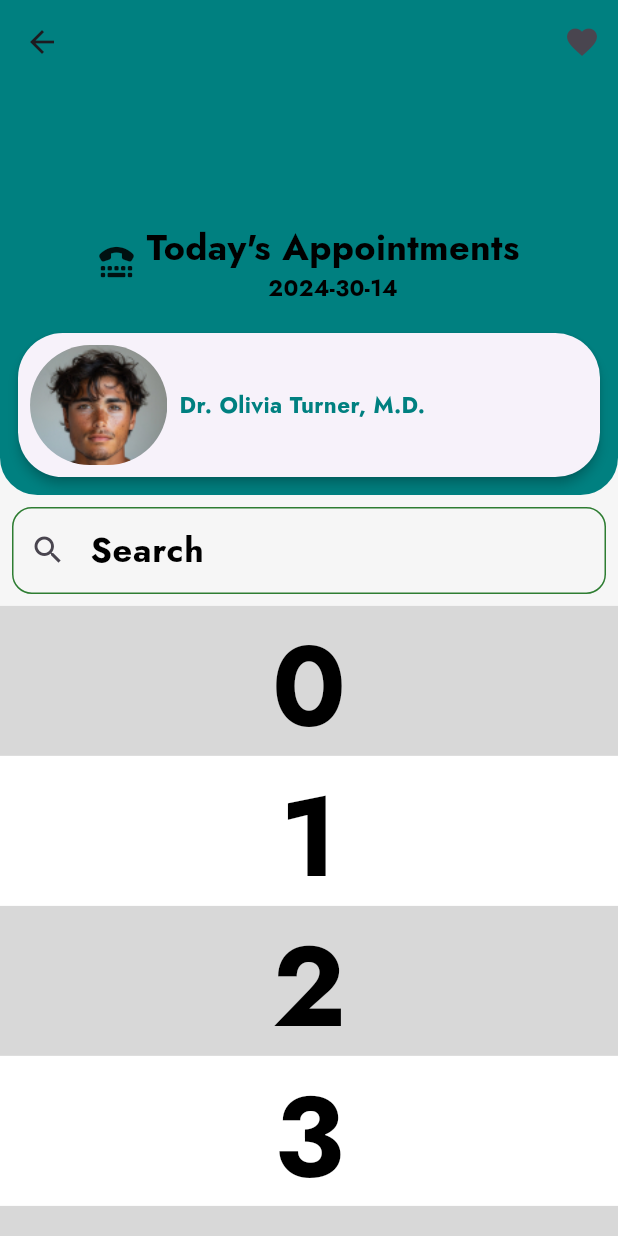
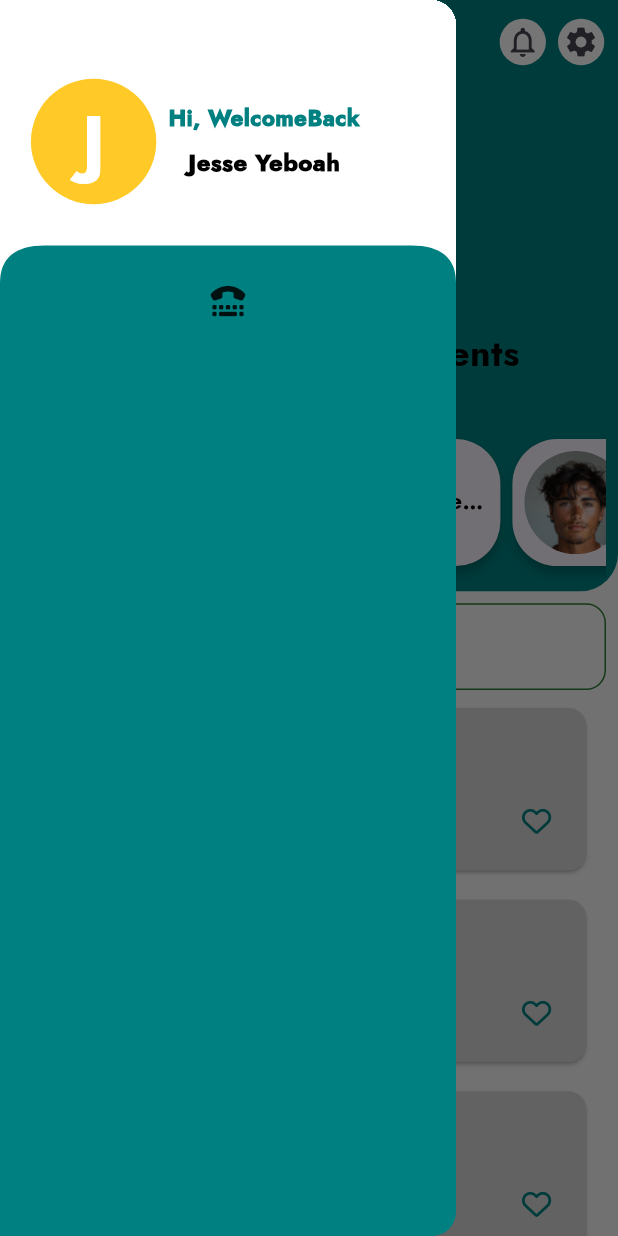
Before and after one commit to FRANK732/Health_Client_Mobile, a Flutter app: the PatientDashBoard screen opened by its route, with the side drawer open (before the commit the screen has no drawer), on a phone screen of 412 x 824 dp. Run offline on Flutter 3.47's test engine with Material 3 defaults, Android fonts, the light colour scheme and no system bars; our stand-ins replace bloc, cached_network_image, dartz, equatable, flutter_bloc, flutter_screenutil and 6 more.

Commit message:
Patient Drawer

```diff
--- a/lib/core/constant/TImages.dart
+++ b/lib/core/constant/TImages.dart
@@ -15,4 +15,10 @@ class TImages {
 
   //Dummy profile
   static String profile = "$imgBase/profile.jpg";
+
+  //Dr Female
+  static String drFemale = "$imgBase/DrF.png";
+
+  //Dr Male
+  static String drMale = "$imgBase/DrM.png";
 }
--- a/lib/src/UI/PatientUI/MainScreen/Presentation/patient_main_screen.dart
+++ b/lib/src/UI/PatientUI/MainScreen/Presentation/patient_main_screen.dart
@@ -2,6 +2,7 @@
 
 import 'package:flutter/material.dart';
 import 'package:health_moble_client/src/UI/PatientUI/Widgets/custom_sliver_appbar.dart';
+import 'package:health_moble_client/src/widget/patient_drawer.dart';
 
 class PatientDashBoard extends StatefulWidget {
   const PatientDashBoard({super.key});
@@ -15,6 +16,7 @@ class _PatientDashBoardState extends State<PatientDashBoard> {
   Widget build(BuildContext context) {
     return SafeArea(
         child: Scaffold(
+      drawer: PatientDrawer(),
       body: TSilvarAppBar(),
     ));
   }
--- a/lib/src/UI/PatientUI/Widgets/appointment_card.dart
+++ b/lib/src/UI/PatientUI/Widgets/appointment_card.dart
@@ -1,48 +1,75 @@
 // ignore_for_file: prefer_const_constructors, prefer_const_literals_to_create_immutables
 
 import 'package:flutter/material.dart';
-import 'package:flutter/widgets.dart';
 import 'package:flutter_screenutil/flutter_screenutil.dart';
+import 'package:font_awesome_flutter/font_awesome_flutter.dart';
+import 'package:get/get.dart';
 import 'package:health_moble_client/core/app_export.dart';
 import 'package:health_moble_client/core/constant/TColors.dart';
 import 'package:health_moble_client/core/constant/TImages.dart';
 import 'package:health_moble_client/core/constant/TSizes.dart';
-import 'package:health_moble_client/src/widget/custom_Image_View.dart';
+import 'package:health_moble_client/src/widget/custom_image_view.dart';
 
 class AppointmentCard extends StatelessWidget {
   const AppointmentCard({super.key});
 
   @override
   Widget build(BuildContext context) {
-    return Card(
+    return SizedBox(
+      width: Get.width * 0.8,
+      child: Card(
         elevation: 3,
         shape: RoundedRectangleBorder(
-          borderRadius: TBorderRadiusStyle.circleBorder25),
+          borderRadius: TBorderRadiusStyle.circleBorder25,
+        ),
         child: Padding(
           padding: EdgeInsets.all(TSizes.ms),
           child: Row(
             mainAxisAlignment: MainAxisAlignment.start,
             children: [
               CustomImageView(
-              radius: TBorderRadiusStyle.circleBorder50,
-              height: 80,
-              width: 80.w,
+                radius: TBorderRadiusStyle.roundedBorder100,
+                height: Get.height < 600 ? 50.w : 60.w,
+                width: Get.width < 300 ? 50.w : 60.w,
                 imagePath: TImages.profile,
               ),
               SizedBox(
                 width: TSizes.ms,
               ),
-            Column(
+              Expanded(
+                child: Column(
+                  crossAxisAlignment: CrossAxisAlignment.start,
+                  mainAxisAlignment: MainAxisAlignment.spaceBetween,
                   children: [
                     Text(
                       "Dr. Olivia Turner, M.D.",
                       style: TextStyle(
                           color: TColors.primaryColor,
+                          fontWeight: FontWeight.w900),
+                      overflow: TextOverflow.ellipsis,
+                      maxLines: 1,
                     ),
-                )
+                    // Icon(
+                    //   FontAwesomeIcons.xmark,
+                    // ),
+                    Text(
+                      "General Practitioner with over 10 years of experience in family medicine and healthcare ",
+                      style: TextStyle(fontWeight: FontWeight.w100),
+                      maxLines: 1,
+                      overflow: TextOverflow.ellipsis,
+                    ),
+                    Text(
+                      "9:00 am - 12:00 pm",
+                      style: TextStyle(
+                        fontWeight: FontWeight.w900,
+                        fontSize: 14.sp,
+                      ),
+                    ),
                   ],
-            )
+                ),
+              ),
             ],
+          ),
         ),
       ),
     );
--- a/lib/src/UI/PatientUI/Widgets/custom_sliver_appbar.dart
+++ b/lib/src/UI/PatientUI/Widgets/custom_sliver_appbar.dart
@@ -1,11 +1,15 @@
 // ignore_for_file: prefer_const_literals_to_create_immutables, prefer_const_constructors
 
 import 'package:flutter/material.dart';
+import 'package:flutter/widgets.dart';
 import 'package:flutter_screenutil/flutter_screenutil.dart';
 import 'package:font_awesome_flutter/font_awesome_flutter.dart';
 import 'package:get/get.dart';
+import 'package:health_moble_client/core/constant/TColors.dart';
 import 'package:health_moble_client/core/constant/TSizes.dart';
 import 'package:health_moble_client/src/UI/PatientUI/Widgets/appointment_card.dart';
+import 'package:health_moble_client/src/UI/PatientUI/Widgets/doctor_card.dart';
+import 'package:health_moble_client/src/widget/circle_icon.dart';
 import 'package:intl/intl.dart';
 
 class TSilvarAppBar extends StatefulWidget {
@@ -17,14 +21,48 @@ class TSilvarAppBar extends StatefulWidget {
 
 class _TSilvarAppBarState extends State<TSilvarAppBar> {
   final globalKey = GlobalKey();
-  String dateNow = DateFormat('y-m-d').format(DateTime.now());
+  final String dateNow = DateFormat('y-MM-dd').format(DateTime.now());
+  final ScrollController _controller = ScrollController();
+
+  late double _expandedHeight;
+  late bool _isPinned = false;
+
+  @override
+  void initState() {
+    super.initState();
+    _expandedHeight = Get.height.w * 0.35.h;
+    _controller.addListener(_scrollListener);
+  }
+
+  void _scrollListener() {
+    if (_controller.hasClients) {
+      setState(() {
+        _isPinned = _controller.offset > (_expandedHeight - kToolbarHeight);
+      });
+    }
+  }
+
+  @override
+  void dispose() {
+    _controller.removeListener(_scrollListener);
+    _controller.dispose();
+    super.dispose();
+  }
+
   @override
   Widget build(BuildContext context) {
-    return GestureDetector(
-      child: CustomScrollView(
+    return CustomScrollView(
+      controller: _controller,
       slivers: <Widget>[
         SliverAppBar(
-            expandedHeight: Get.height.w * 0.35,
+          leading: Builder(
+              builder: (context) => IconButton(
+                    icon: Icon(FontAwesomeIcons.bars),
+                    onPressed: () {
+                      Scaffold.of(context).openDrawer();
+                    },
+                  )),
+          expandedHeight: _expandedHeight,
           floating: true,
           pinned: true,
           flexibleSpace: FlexibleSpaceBar(
@@ -44,8 +82,8 @@ class _TSilvarAppBarState extends State<TSilvarAppBar> {
                       Column(
                         children: [
                           Text("Today's Appointments",
-                                style: TextStyle(
-                                    fontSize: 24, color: Colors.black)),
+                              style:
+                                  TextStyle(fontSize: 24, color: Colors.black)),
                           Text(
                             dateNow,
                           )
@@ -56,24 +94,38 @@ class _TSilvarAppBarState extends State<TSilvarAppBar> {
                 ),
                 Padding(
                   padding: const EdgeInsets.all(8.0),
-                    child: AppointmentCard(),
+                  child: SingleChildScrollView(
+                      scrollDirection: Axis.horizontal,
+                      child: _buildDeliveryCardList(context)),
                 ),
               ],
             ),
           ),
           actions: <Widget>[
-              IconButton(
-                icon: Icon(Icons.favorite),
-                onPressed: () {
-                  // Add your onPressed code here!
-                },
+            Padding(
+              padding: EdgeInsets.all(8.0.sp),
+              child: FittedBox(
+                fit: BoxFit.contain,
+                child: Row(
+                  children: [
+                    CircleIcon(icon: Icon(Icons.notifications_none)),
+                    SizedBox(
+                      width: TSizes.ms,
+                    ),
+                    CircleIcon(
+                        icon: Icon(
+                      Icons.settings,
+                    ))
+                  ],
+                ),
+              ),
             ),
           ],
-            shape: RoundedRectangleBorder(
-              borderRadius: BorderRadius.vertical(
-                bottom: Radius.circular(25),
-              ),
-            ),
+          shape: !_isPinned
+              ? RoundedRectangleBorder(
+                  borderRadius:
+                      BorderRadius.vertical(bottom: Radius.circular(25)))
+              : null,
         ),
         SliverToBoxAdapter(
           child: Padding(
@@ -95,7 +147,12 @@ class _TSilvarAppBarState extends State<TSilvarAppBar> {
         SliverList(
           delegate: SliverChildBuilderDelegate(
             (BuildContext context, int index) {
-                return Container(
+              return Padding(
+                padding: EdgeInsets.only(
+                    left: 15.0.w, right: 15.0.w, bottom: 10.0.w),
+                child: DoctorCard(),
+              );
+              Container(
                 color: index.isOdd ? Colors.white : Colors.black12,
                 height: 100.0,
                 child: Center(
@@ -108,7 +165,17 @@ class _TSilvarAppBarState extends State<TSilvarAppBar> {
           ),
         ),
       ],
-      ),
+    );
+  }
+
+  Widget _buildDeliveryCardList(BuildContext context) {
+    return Row(
+      children: List.generate(5, (index) {
+        return Padding(
+          padding: EdgeInsets.only(bottom: TSizes.xs.h),
+          child: AppointmentCard(),
+        );
+      }),
     );
   }
 }
--- /dev/null
+++ b/lib/src/UI/PatientUI/Widgets/doctor_card.dart
@@ -0,0 +1,109 @@
+// ignore_for_file: prefer_const_constructors, prefer_const_literals_to_create_immutables
+
+import 'package:flutter/material.dart';
+import 'package:flutter_screenutil/flutter_screenutil.dart';
+import 'package:font_awesome_flutter/font_awesome_flutter.dart';
+import 'package:get/get.dart';
+import 'package:health_moble_client/core/app_export.dart';
+import 'package:health_moble_client/core/constant/TColors.dart';
+import 'package:health_moble_client/core/constant/TImages.dart';
+import 'package:health_moble_client/core/constant/TSizes.dart';
+import 'package:health_moble_client/src/widget/circle_icon.dart';
+import 'package:health_moble_client/src/widget/custom_Image_View.dart';
+
+class DoctorCard extends StatefulWidget {
+  DoctorCard({super.key});
+
+  @override
+  State<DoctorCard> createState() => _DoctorCardState();
+}
+
+class _DoctorCardState extends State<DoctorCard> {
+  bool _lovr = false;
+
+  void _favorite() {
+    setState(() {
+      _lovr = !_lovr;
+    });
+  }
+
+  @override
+  Widget build(BuildContext context) {
+    return Card(
+      color: Colors.grey[350],
+      child: Padding(
+        padding: EdgeInsets.all(TSizes.ms.w),
+        child: Row(
+          children: [
+            CustomImageView(
+              radius: TBorderRadiusStyle.roundedBorder100,
+              height: Get.height < 600 ? 50.w : 70.w,
+              width: Get.width < 300 ? 50.w : 70.w,
+              imagePath: TImages.profile,
+            ),
+            SizedBox(
+              width: TSizes.ms,
+            ),
+            Expanded(
+              child: Column(
+                crossAxisAlignment: CrossAxisAlignment.start,
+                mainAxisAlignment: MainAxisAlignment.spaceBetween,
+                children: [
+                  Text(
+                    "Dr. Olivia Turner, M.D.",
+                    style: TextStyle(
+                      color: TColors.primaryColor,
+                      fontWeight: FontWeight.w900,
+                    ),
+                    overflow: TextOverflow.ellipsis,
+                    maxLines: 1,
+                  ),
+                  Text(
+                    "Dermato-Endocrinology",
+                    style: TextStyle(fontWeight: FontWeight.w100),
+                    maxLines: 1,
+                    overflow: TextOverflow.ellipsis,
+                  ),
+                  Row(
+                    children: [
+                      CircleIcon(
+                        icon: Icon(
+                          FontAwesomeIcons.venus,
+                          color: Colors.pink[200],
+                          size: 17.sp,
+                        ),
+                      ),
+                      SizedBox(
+                        width: TSizes.ms,
+                      ),
+                      Icon(
+                        FontAwesomeIcons.calendarDays,
+                        size: 17.sp,
+                        color: TColors.primaryColor,
+                      ),
+                      Spacer(), // This will push the IconButton to the end
+                      IconButton(
+                        onPressed: _favorite,
+                        icon: !_lovr
+                            ? Icon(
+                                FontAwesomeIcons.heart,
+                                size: 17.sp,
+                                color: TColors.primaryColor,
+                              )
+                            : Icon(
+                                Icons.favorite,
+                                size: 17.sp,
+                                color: TColors.primaryColor,
+                              ),
+                      ),
+                    ],
+                  ),
+                ],
+              ),
+            ),
+          ],
+        ),
+      ),
+    );
+  }
+}
--- /dev/null
+++ b/lib/src/widget/circle_icon.dart
@@ -0,0 +1,20 @@
+// ignore_for_file: prefer_const_constructors
+
+import 'package:flutter/material.dart';
+import 'package:flutter_screenutil/flutter_screenutil.dart';
+
+class CircleIcon extends StatelessWidget {
+  CircleIcon({super.key, this.color, required this.icon});
+
+  final Widget icon;
+  final Color? color;
+  @override
+  Widget build(BuildContext context) {
+    return Container(
+      padding: EdgeInsets.all(3.sp),
+      decoration:
+          BoxDecoration(color: color ?? Colors.white, shape: BoxShape.circle),
+      child: icon,
+    );
+  }
+}
--- /dev/null
+++ b/lib/src/widget/custom_curved.dart
@@ -0,0 +1,38 @@
+import 'package:flutter/material.dart';
+
+class TCurveEdges extends CustomClipper<Path> {
+  @override
+  Path getClip(Size size) {
+    var path = Path();
+
+    path.lineTo(0, size.height);
+
+    final firstCurve = Offset(0, size.height - 25);
+    final lastCurve = Offset(30, size.height - 25);
+
+    path.quadraticBezierTo(
+        firstCurve.dx, firstCurve.dy, lastCurve.dx, lastCurve.dy);
+
+    final secondCurve = Offset(0, size.height - 25);
+    final secondLastCurve = Offset(size.width - 30, size.height - 25);
+
+    path.quadraticBezierTo(
+        secondCurve.dx, secondCurve.dy, secondLastCurve.dx, secondLastCurve.dy);
+
+    final thirdCurve = Offset(size.width, size.height - 25);
+    final thirdLastCurve = Offset(size.width, size.height);
+    path.quadraticBezierTo(
+        thirdCurve.dx, thirdCurve.dy, thirdLastCurve.dx, thirdLastCurve.dy);
+
+    path.lineTo(size.width, 0);
+    path.close();
+
+    return path;
+  }
+
+  @override
+  bool shouldReclip(covariant CustomClipper<Path> oldClipper) {
+    // TODO: implement shouldReclip
+    throw UnimplementedError();
+  }
+}
--- /dev/null
+++ b/lib/src/widget/patient_drawer.dart
@@ -0,0 +1,29 @@
+import 'package:flutter/material.dart';
+import 'package:font_awesome_flutter/font_awesome_flutter.dart';
+import 'package:health_moble_client/core/constant/TColors.dart';
+import 'package:health_moble_client/src/widget/patient_drawer_header.dart';
+
+class PatientDrawer extends StatefulWidget {
+  const PatientDrawer({super.key});
+
+  @override
+  State<PatientDrawer> createState() => _PatientDrawerState();
+}
+
+class _PatientDrawerState extends State<PatientDrawer> {
+  @override
+  Widget build(BuildContext context) {
+    return Drawer(
+      backgroundColor: TColors.primaryColor,
+      child: Column(
+        children: [
+          PatientDrawerHeader(
+            name: 'Jesse Yeboah',
+            onTapProfile: () {},
+          ),
+          Icon(FontAwesomeIcons.tty)
+        ],
+      ),
+    );
+  }
+}
--- /dev/null
+++ b/lib/src/widget/patient_drawer_header.dart
@@ -0,0 +1,100 @@
+// ignore_for_file: prefer_const_constructors
+
+import 'package:flutter/material.dart';
+import 'package:flutter_screenutil/flutter_screenutil.dart';
+import 'package:get/get.dart';
+import 'package:health_moble_client/core/constant/TColors.dart';
+import 'package:health_moble_client/core/constant/TSizes.dart';
+import 'package:health_moble_client/src/widget/custom_curved.dart';
+
+class PatientDrawerHeader extends StatelessWidget {
+  final String name;
+  final GestureTapCallback onTapProfile;
+
+  const PatientDrawerHeader({
+    Key? key,
+    required this.name,
+    required this.onTapProfile,
+  }) : super(key: key);
+
+  @override
+  Widget build(BuildContext context) {
+    return ClipPath(
+      clipper: TCurveEdges(),
+      child: Container(
+        height: Get.height.w / 5,
+        decoration: BoxDecoration(color: TColors.white700),
+        child: Padding(
+          padding: EdgeInsets.all(TSizes.md.w),
+          child: SizedBox(
+            child: Row(
+              crossAxisAlignment: CrossAxisAlignment.center,
+              children: [
+                InkWell(
+                  onTap: onTapProfile,
+                  child: name.isNotEmpty
+                      ? _buildInitialImage(name, context)
+                      : CircleAvatar(
+                          radius: 20.h,
+                          foregroundImage: AssetImage(
+                            'assets/images/Coat_of_arms_of_Ghana.svg.png',
+                          ),
+                        ),
+                ),
+                SizedBox(width: TSizes.ms),
+                Column(
+                  mainAxisAlignment: MainAxisAlignment.center,
+                  children: [
+                    Text(
+                      "Hi, WelcomeBack",
+                      style: TextStyle(
+                          color: TColors.primaryColor,
+                          fontWeight: FontWeight.w900),
+                      overflow: TextOverflow.ellipsis,
+                      maxLines: 1,
+                    ),
+                    SizedBox(height: TSizes.ms),
+                    Text(
+                      name,
+                      maxLines: 1,
+                      overflow: TextOverflow.ellipsis,
+                      style: TextStyle(
+                        fontWeight: FontWeight.w900,
+                        fontSize: 14.sp,
+                      ),
+                    ),
+                  ],
+                )
+              ],
+            ),
+          ),
+        ),
+      ),
+    );
+  }
+
+  Widget _buildInitialImage(String? username, BuildContext context) {
+    String initial = username != null && username.isNotEmpty
+        ? username[0].toUpperCase()
+        : '';
+    return Container(
+      width: 70.h,
+      height: 70.h,
+      decoration: BoxDecoration(
+        color: Colors.amber.shade400,
+        borderRadius: BorderRadius.circular(35.h),
+      ),
+      alignment: Alignment.center,
+      child: Center(
+        child: Text(
+          initial,
+          style: TextStyle(
+            fontSize: 40.h,
+            color: Colors.white,
+            fontWeight: FontWeight.bold,
+          ),
+        ),
+      ),
+    );
+  }
+}
```
Also changed, not shown: assets/image/DrF.png (added), assets/image/DrM.png (added). Lines whose indentation alone changed are shown as unchanged.
